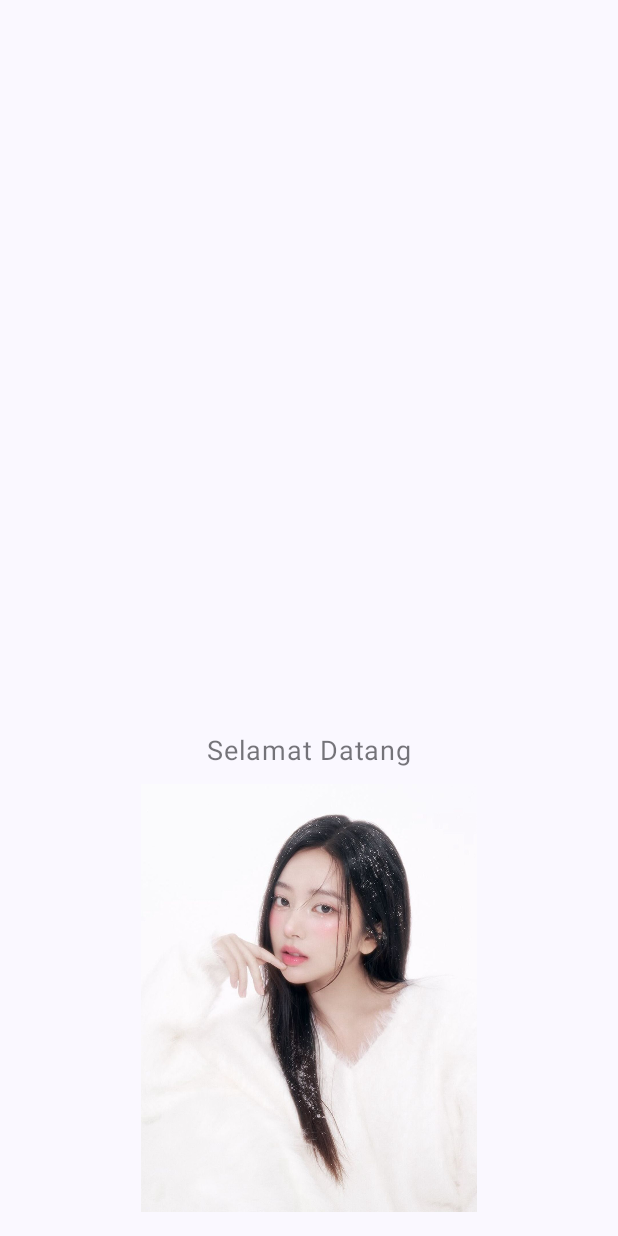
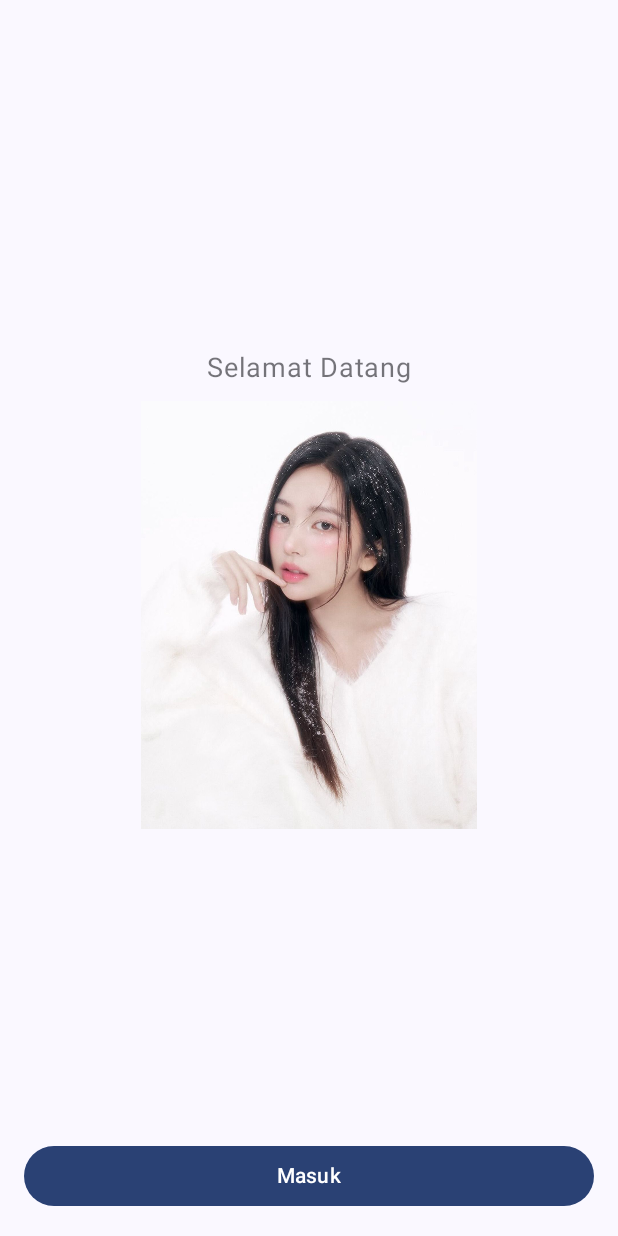
Before and after one commit to galang48/QuestNavigasTugas_176, an Android app built with Jetpack Compose: the composable WelcomeScreen shown on its own in the app's theme, on a phone screen of 412 x 824 dp. Run offline under Robolectric (Android 15) with nearby library versions, the phone set to English and light mode, and no system bars.

Commit message:
Menambahkan tombol "Masuk" full-width yang memicu onMasuk

```diff
--- a/app/src/main/java/com/example/inputnavigasi/view/WelcomeScreen.kt
+++ b/app/src/main/java/com/example/inputnavigasi/view/WelcomeScreen.kt
@@ -20,6 +20,7 @@ import androidx.compose.foundation.layout.aspectRatio
 import androidx.compose.foundation.layout.fillMaxWidth
 import androidx.compose.ui.layout.ContentScale
 import androidx.compose.ui.res.painterResource
+import androidx.compose.material3.Button
 
 @Composable
 fun WelcomeScreen(onMasuk: () -> Unit) {
@@ -47,11 +48,12 @@ fun WelcomeScreen(onMasuk: () -> Unit) {
                         .aspectRatio(1f),
                     contentScale = ContentScale.Fit
                 )
-
-
-
             }
-
+            Button(
+                onClick = onMasuk,
+                modifier = Modifier
+                    .fillMaxWidth()
+            ) { Text("Masuk") }
             }
         }
     }
```
